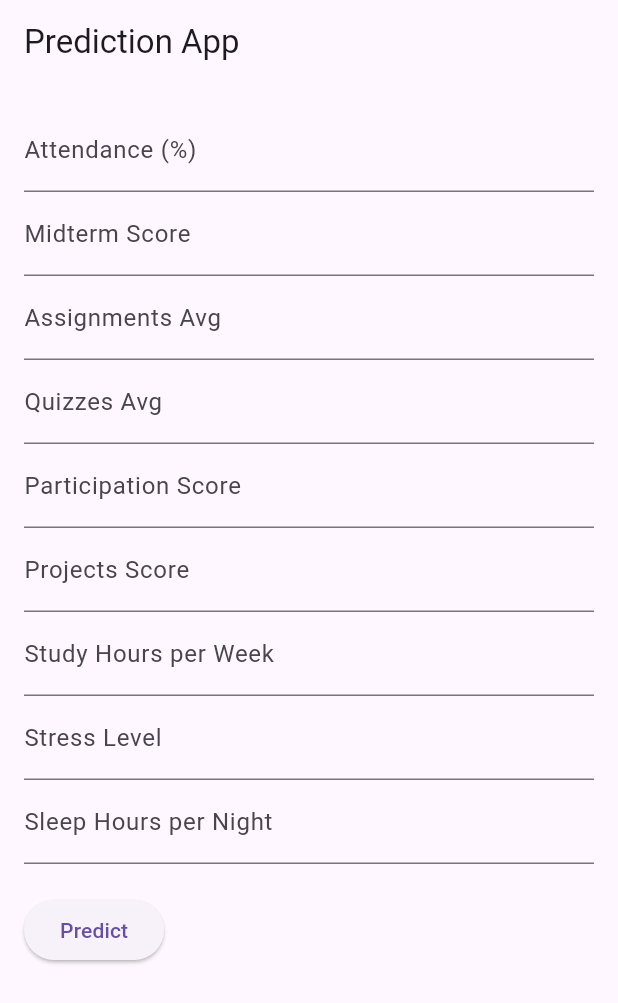
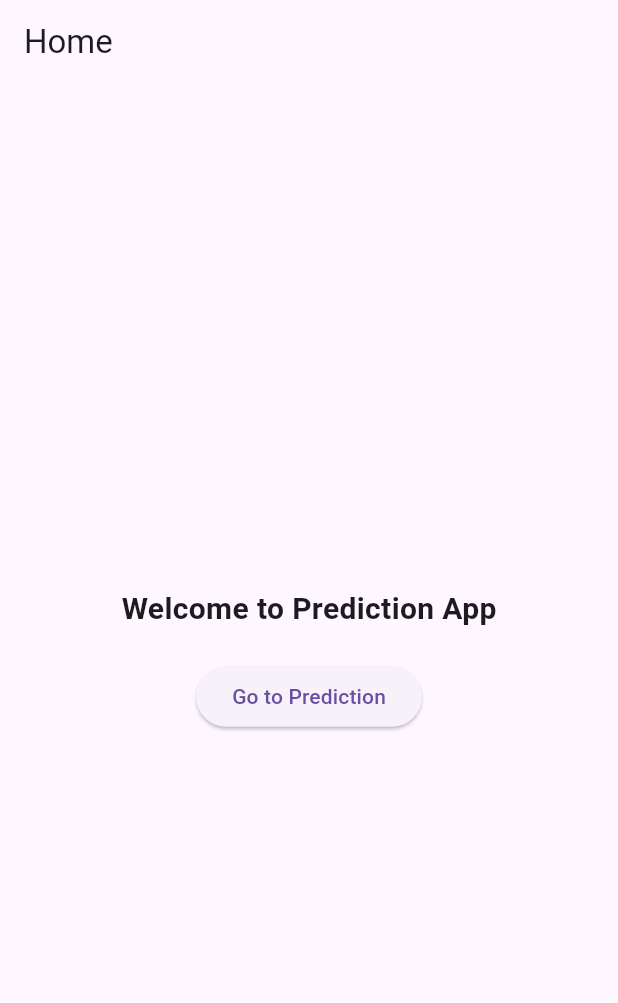
Before and after one commit to ngabo-dev/Linear-Regression-Model-Deployment, a Flutter app: the screen it shows after launch, on a phone screen of 412 x 824 dp. Shown: the top 1003 px of the screen. Run offline on Flutter 3.47's test engine with Material 3 defaults, Android fonts, the light colour scheme and no system bars.

Commit message:
added 3 flutter pages for prediction

```diff
--- /dev/null
+++ b/summative/flutterapp/lib/home_screen.dart
@@ -0,0 +1,34 @@
+import 'package:flutter/material.dart';
+import 'prediction_screen.dart';
+
+class HomeScreen extends StatelessWidget {
+  const HomeScreen({super.key});
+
+  @override
+  Widget build(BuildContext context) {
+    return Scaffold(
+      appBar: AppBar(title: Text("Home")),
+      body: Center(
+        child: Column(
+          mainAxisAlignment: MainAxisAlignment.center,
+          children: [
+            Text(
+              "Welcome to Prediction App",
+              style: TextStyle(fontSize: 20, fontWeight: FontWeight.bold),
+            ),
+            SizedBox(height: 20),
+            ElevatedButton(
+              onPressed: () {
+                Navigator.push(
+                  context,
+                  MaterialPageRoute(builder: (context) => PredictionScreen()),
+                );
+              },
+              child: Text("Go to Prediction"),
+            ),
+          ],
+        ),
+      ),
+    );
+  }
+}
--- a/summative/flutterapp/lib/main.dart
+++ b/summative/flutterapp/lib/main.dart
@@ -1,173 +1,22 @@
 import 'package:flutter/material.dart';
-import 'package:http/http.dart' as http;
-import 'dart:convert';
+import 'home_screen.dart';
 
 void main() {
   runApp(MyApp());
 }
 
 class MyApp extends StatelessWidget {
+  const MyApp({super.key});
+
   @override
   Widget build(BuildContext context) {
     return MaterialApp(
+      debugShowCheckedModeBanner: false,
       title: 'Prediction App',
       theme: ThemeData(
         primarySwatch: Colors.blue,
       ),
-      home: PredictionPage(),
+      home: HomeScreen(),
     );
   }
 }
-
-class PredictionPage extends StatefulWidget {
-  @override
-  _PredictionPageState createState() => _PredictionPageState();
-}
-
-class _PredictionPageState extends State<PredictionPage> {
-  final _formKey = GlobalKey<FormState>();
-
-  // TextEditingControllers to capture user input
-  TextEditingController attendanceController = TextEditingController();
-  TextEditingController midtermScoreController = TextEditingController();
-  TextEditingController assignmentsAvgController = TextEditingController();
-  TextEditingController quizzesAvgController = TextEditingController();
-  TextEditingController participationScoreController = TextEditingController();
-  TextEditingController projectsScoreController = TextEditingController();
-  TextEditingController studyHoursController = TextEditingController();
-  TextEditingController stressLevelController = TextEditingController();
-  TextEditingController sleepHoursController = TextEditingController();
-
-  String? predictionResult = "";
-
-  // Function to make the API call
-  Future<void> makePrediction() async {
-    final url = 'http://<your-api-endpoint>/path_to_predict'; // Replace with actual API URL
-
-    // Prepare the data for the prediction
-    Map<String, dynamic> requestBody = {
-      'attendance': double.parse(attendanceController.text),
-      'midterm_score': int.parse(midtermScoreController.text),
-      'assignments_avg': int.parse(assignmentsAvgController.text),
-      'quizzes_avg': int.parse(quizzesAvgController.text),
-      'participation_score': int.parse(participationScoreController.text),
-      'projects_score': int.parse(projectsScoreController.text),
-      'study_hours': int.parse(studyHoursController.text),
-      'stress_level': int.parse(stressLevelController.text),
-      'sleep_hours': double.parse(sleepHoursController.text),
-    };
-
-    try {
-      final response = await http.post(
-        Uri.parse(url),
-        headers: {'Content-Type': 'application/json'},
-        body: json.encode(requestBody),
-      );
-
-      if (response.statusCode == 200) {
-        setState(() {
-          predictionResult = "Prediction: ${json.decode(response.body)['prediction']}";
-        });
-      } else {
-        setState(() {
-          predictionResult = "Error: Unable to get prediction";
-        });
-      }
-    } catch (e) {
-      setState(() {
-        predictionResult = "Error: $e";
-      });
-    }
-  }
-
-  @override
-  Widget build(BuildContext context) {
-    return Scaffold(
-      appBar: AppBar(
-        title: Text('Prediction App'),
-      ),
-      body: Padding(
-        padding: const EdgeInsets.all(16.0),
-        child: Form(
-          key: _formKey,
-          child: Column(
-            crossAxisAlignment: CrossAxisAlignment.start,
-            children: <Widget>[
-              TextFormField(
-                controller: attendanceController,
-                keyboardType: TextInputType.number,
-                decoration: InputDecoration(labelText: 'Attendance (%)'),
-                validator: (value) {
-                  if (value == null || value.isEmpty) {
-                    return 'Please enter attendance';
-                  }
-                  return null;
-                },
-              ),
-              TextFormField(
-                controller: midtermScoreController,
-                keyboardType: TextInputType.number,
-                decoration: InputDecoration(labelText: 'Midterm Score'),
-                validator: (value) {
-                  if (value == null || value.isEmpty) {
-                    return 'Please enter midterm score';
-                  }
-                  return null;
-                },
-              ),
-              TextFormField(
-                controller: assignmentsAvgController,
-                keyboardType: TextInputType.number,
-                decoration: InputDecoration(labelText: 'Assignments Avg'),
-              ),
-              TextFormField(
-                controller: quizzesAvgController,
-                keyboardType: TextInputType.number,
-                decoration: InputDecoration(labelText: 'Quizzes Avg'),
-              ),
-              TextFormField(
-                controller: participationScoreController,
-                keyboardType: TextInputType.number,
-                decoration: InputDecoration(labelText: 'Participation Score'),
-              ),
-              TextFormField(
-                controller: projectsScoreController,
-                keyboardType: TextInputType.number,
-                decoration: InputDecoration(labelText: 'Projects Score'),
-              ),
-              TextFormField(
-                controller: studyHoursController,
-                keyboardType: TextInputType.number,
-                decoration: InputDecoration(labelText: 'Study Hours per Week'),
-              ),
-              TextFormField(
-                controller: stressLevelController,
-                keyboardType: TextInputType.number,
-                decoration: InputDecoration(labelText: 'Stress Level'),
-              ),
-              TextFormField(
-                controller: sleepHoursController,
-                keyboardType: TextInputType.number,
-                decoration: InputDecoration(labelText: 'Sleep Hours per Night'),
-              ),
-              SizedBox(height: 20),
-              ElevatedButton(
-                onPressed: () {
-                  if (_formKey.currentState!.validate()) {
-                    makePrediction();
-                  }
-                },
-                child: Text('Predict'),
-              ),
-              SizedBox(height: 20),
-              Text(
-                predictionResult ?? '',
-                style: TextStyle(fontSize: 18, fontWeight: FontWeight.bold),
-              ),
-            ],
-          ),
-        ),
-      ),
-    );
-  }
-}
--- /dev/null
+++ b/summative/flutterapp/lib/result_screen.dart
@@ -0,0 +1,37 @@
+import 'package:flutter/material.dart';
+
+class ResultScreen extends StatelessWidget {
+  final String prediction;
+
+  const ResultScreen({super.key, required this.prediction});
+
+  @override
+  Widget build(BuildContext context) {
+    return Scaffold(
+      appBar: AppBar(title: Text("Prediction Result")),
+      body: Center(
+        child: Column(
+          mainAxisAlignment: MainAxisAlignment.center,
+          children: [
+            Text(
+              "Prediction Result",
+              style: TextStyle(fontSize: 22, fontWeight: FontWeight.bold),
+            ),
+            SizedBox(height: 20),
+            Text(
+              prediction,
+              style: TextStyle(fontSize: 20, color: Colors.blue),
+            ),
+            SizedBox(height: 20),
+            ElevatedButton(
+              onPressed: () {
+                Navigator.popUntil(context, (route) => route.isFirst);
+              },
+              child: Text("Go to Home"),
+            ),
+          ],
+        ),
+      ),
+    );
+  }
+}
--- a/summative/flutterapp/pubspec.yaml
+++ b/summative/flutterapp/pubspec.yaml
@@ -30,7 +30,7 @@ environment:
 dependencies:
   flutter:
     sdk: flutter
-  http: ^0.13.3
+  http: ^1.3.0
 
   # The following adds the Cupertino Icons font to your application.
   # Use with the CupertinoIcons class for iOS style icons.
```
Also changed, not shown: summative/flutterapp/lib/prediction_screen.dart (added, +134 -0 lines), summative/flutterapp/pubspec.lock.
